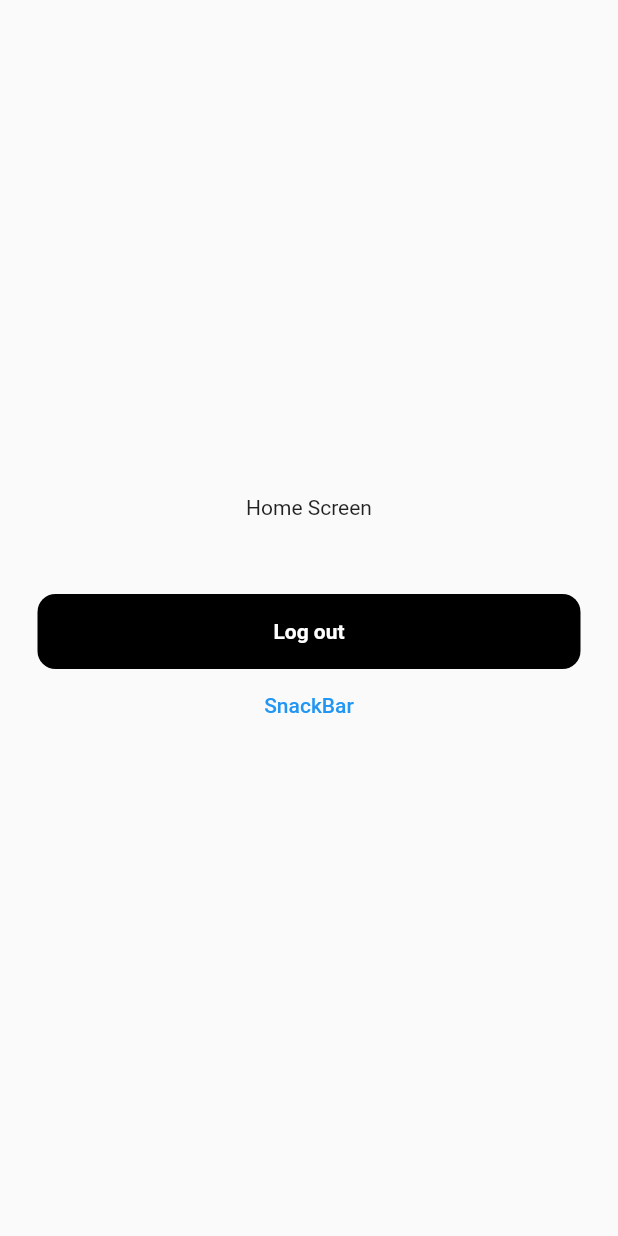
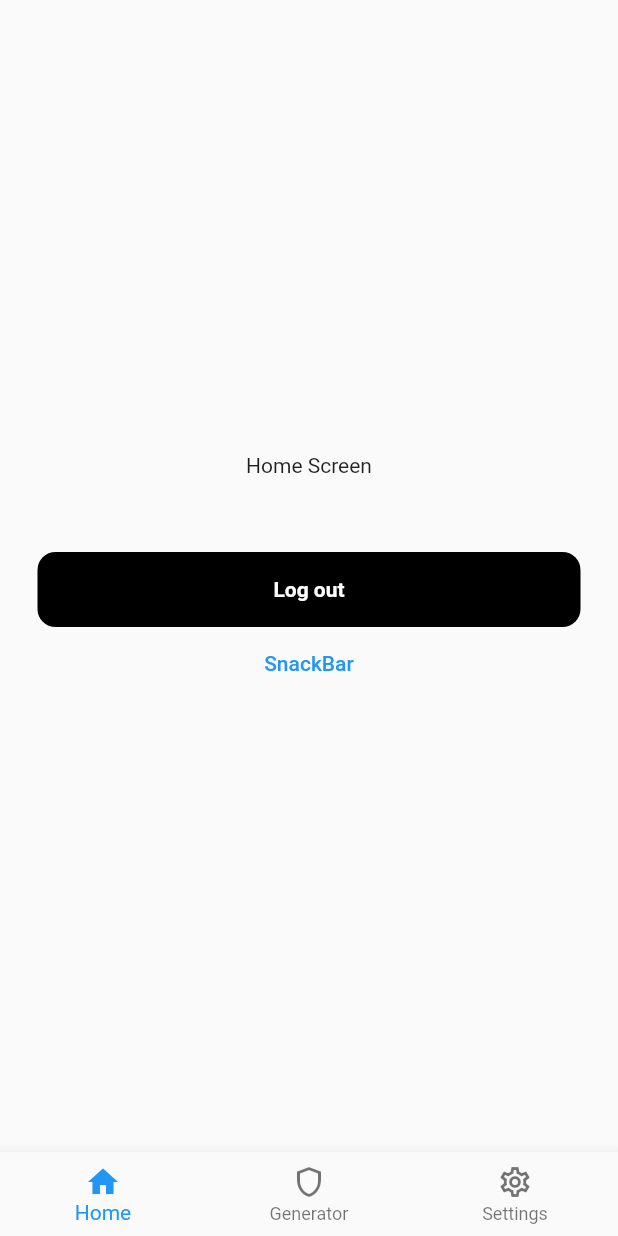
Before and after one commit to leonmsdev/vault, a Flutter app: the HomeScreen screen opened by its route, on a phone screen of 412 x 824 dp. Run offline on Flutter 3.47's test engine with Material 2 defaults, Android fonts, the phone set to English and light mode, and no system bars; our stand-ins replace firebase_auth, firebase_core, flutter_riverpod, go_router, lottie; accounts and stored records are empty.

Commit message:
feat(navigation): implement bottom navigation

```diff
--- a/lib/features/home/screens/home_screen.dart
+++ b/lib/features/home/screens/home_screen.dart
@@ -2,13 +2,32 @@ import 'package:go_router/go_router.dart';
 import 'package:vault/features/auth/services/auth_service.dart';
 import 'package:vault/widgets/design.dart';
 
-class HomeScreen extends StatelessWidget {
-  const HomeScreen({super.key});
+import '../../../widgets/design_bottom_navigation.dart';
+
+class HomeScreen extends StatefulWidget {
+  final Widget child;
+  const HomeScreen({super.key, required this.child});
+
+  @override
+  State<HomeScreen> createState() => _HomeScreenState();
+}
+
+class _HomeScreenState extends State<HomeScreen> {
+  @override
+  Widget build(BuildContext context) {
+    return Scaffold(
+      bottomNavigationBar: const BottomNavigationWidget(),
+      body: SafeArea(child: widget.child),
+    );
+  }
+}
+
+class HomeContent extends StatelessWidget {
+  const HomeContent({super.key});
 
   @override
   Widget build(BuildContext context) {
-    return Scaffold(
-      body: Center(
+    return Center(
       child: Padding(
         padding: const EdgeInsets.all(25.0),
         child: Column(
@@ -38,7 +57,6 @@ class HomeScreen extends StatelessWidget {
           ],
         ),
       ),
-      ),
     );
   }
 }
--- /dev/null
+++ b/lib/routing/named_route.dart
@@ -0,0 +1 @@
+const String generate = '/generate';
--- a/lib/routing/router_config.dart
+++ b/lib/routing/router_config.dart
@@ -4,8 +4,15 @@ import 'package:vault/features/auth/screens/master_key_screen.dart';
 import 'package:vault/features/auth/screens/register_screen.dart';
 import 'package:vault/features/auth/screens/sign_in_screen.dart';
 import 'package:vault/features/auth/screens/verification_screen.dart';
+import 'package:vault/features/generator/screens/generator_screen.dart';
 import 'package:vault/features/home/screens/home_screen.dart';
+import 'package:vault/features/settings/screens/setting_screen.dart';
 import 'package:vault/main.dart';
+import 'package:vault/routing/named_route.dart';
+
+final GlobalKey<NavigatorState> _rootNavigator = GlobalKey(debugLabel: 'root');
+final GlobalKey<NavigatorState> _shellNavigator =
+    GlobalKey(debugLabel: 'shell');
 
 // GoRouter configuration
 final GoRouter router = GoRouter(
@@ -35,7 +42,33 @@ final GoRouter router = GoRouter(
     ),
     GoRoute(
       path: '/home',
-      builder: (context, state) => const HomeScreen(),
+      builder: (context, state) => const HomeScreen(
+        child: HomeContent(),
+      ),
+    ),
+    ShellRoute(
+        navigatorKey: _shellNavigator,
+        builder: (context, state, child) => GeneratorScreen(
+              key: state.pageKey,
+              child: const GeneratorContent(),
+            ),
+        routes: [
+          GoRoute(
+            path: '/',
+            name: generate,
+            pageBuilder: (context, state) {
+              return const NoTransitionPage(
+                  child: GeneratorScreen(
+                child: GeneratorContent(),
+              ));
+            },
+          )
+        ]),
+    GoRoute(
+      path: '/settings',
+      builder: (context, state) => const SettingsScreen(
+        child: SettingsContent(),
+      ),
     )
   ],
 );
--- /dev/null
+++ b/lib/widgets/design_bottom_navigation.dart
@@ -0,0 +1,59 @@
+import 'package:flutter/foundation.dart';
+import 'package:flutter_riverpod/flutter_riverpod.dart';
+import 'package:go_router/go_router.dart';
+import 'package:vault/controller/content_controller.dart';
+import 'package:vault/widgets/design.dart';
+
+class BottomNavigationWidget extends ConsumerStatefulWidget {
+  const BottomNavigationWidget({super.key});
+
+  @override
+  ConsumerState<BottomNavigationWidget> createState() =>
+      _BottomNavigationWidgetState();
+}
+
+class _BottomNavigationWidgetState
+    extends ConsumerState<BottomNavigationWidget> {
+  @override
+  Widget build(BuildContext context) {
+    final position = ref.watch(contentControllerProvider);
+
+    return BottomNavigationBar(
+      onTap: (value) => onTap(value),
+      currentIndex: position,
+      items: const [
+        BottomNavigationBarItem(
+          activeIcon: Icon(Icons.home),
+          icon: Icon(Icons.home_outlined),
+          label: "Home",
+        ),
+        BottomNavigationBarItem(
+          activeIcon: Icon(Icons.shield),
+          icon: Icon(Icons.shield_outlined),
+          label: "Generator",
+        ),
+        BottomNavigationBarItem(
+          activeIcon: Icon(Icons.settings),
+          icon: Icon(Icons.settings_outlined),
+          label: "Settings",
+        )
+      ],
+    );
+  }
+
+  void onTap(int index) {
+    ref.read(contentControllerProvider.notifier).setPosition(0);
+    switch (index) {
+      case 0:
+        context.go('/home');
+        break;
+      case 1:
+        context.go('/generator');
+        break;
+
+      case 2:
+        context.go('/settings');
+        break;
+    }
+  }
+}
```
Also changed, not shown: lib/controller/content_controller.dart (added, +14 -0 lines), lib/features/generator/screens/generator_screen.dart (added, +31 -0 lines), lib/features/settings/screens/setting_screen.dart (added, +32 -0 lines). Lines whose indentation alone changed are shown as unchanged.
